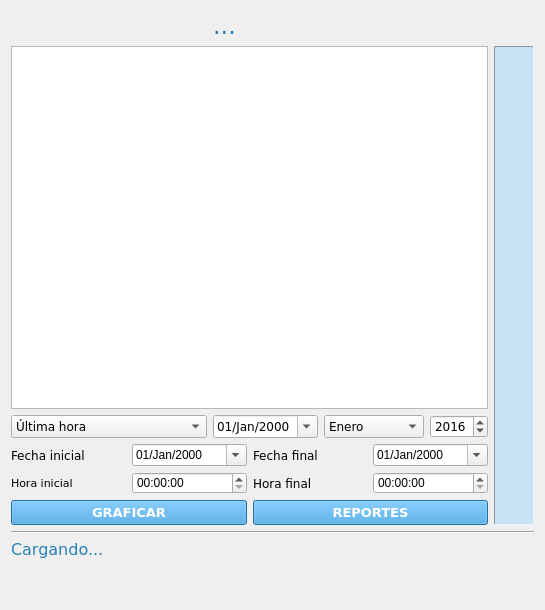
Before: the Qt Designer form ventana_historial.ui in RiaJ16/H-Tech_SIG, drawn with Qt 5.
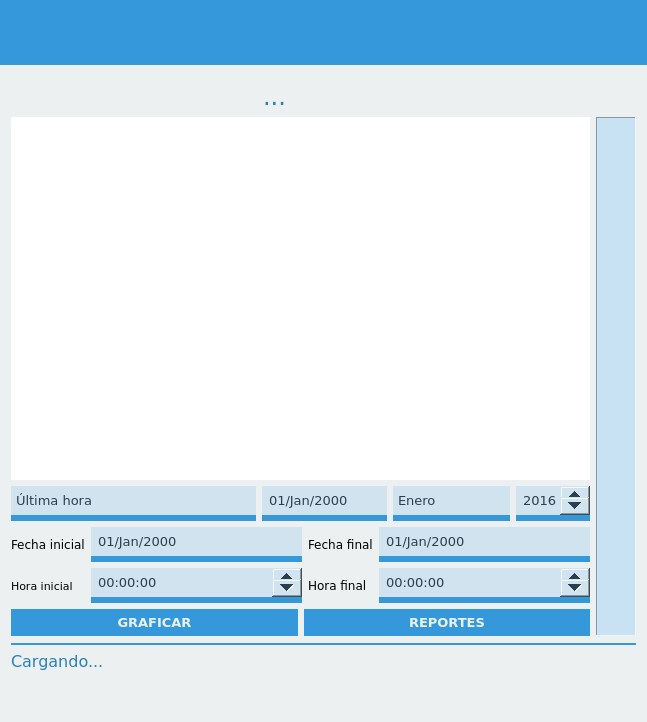
After: the same form once the commit is applied. Icons and pictures are not drawn.

Diff of the .ui file:
```diff
--- a/ventana_historial.ui
+++ b/ventana_historial.ui
@@ -6,8 +6,8 @@
    <rect>
     <x>0</x>
     <y>0</y>
-    <width>545</width>
-    <height>610</height>
+    <width>647</width>
+    <height>722</height>
    </rect>
   </property>
   <property name="baseSize">
@@ -24,17 +24,319 @@
     <normaloff>:/sigrdap/icons/historial.png</normaloff>:/sigrdap/icons/historial.png</iconset>
   </property>
   <property name="styleSheet">
-   <string notr="true">QPushButton:enabled{
-background-color: #3498db;
-color: rgb(255, 255, 255);
+   <string notr="true">QWidget#Registros{
+	background-color: #ecf0f1;
+}
+
+QPushButton:enabled{
+	color: #ecf0f1;
+	background-color: #3498db;
+	padding: 5px;
+	border: none;
 }
 
 QPushButton:disabled{
-background-color: #adc1ce;
-color: rgb(255, 255, 255);
-}</string>
+	color: #ecf0f1;
+	background-color: #bdc3c7;
+	padding: 5px;
+	border: none;
+}
+
+QPushButton:hover{
+	padding: 5px;
+	color: white;
+	background-color: #2980b9;
+}
+
+QComboBox, QDateEdit, QAbstractSpinBox{
+	color: #2c3e50;
+	background-color: #d1e3ee;
+	subcontrol-origin: padding;
+	subcontrol-position: top right;
+	border: none;
+	border-bottom: 6px solid #3498db;
+	padding-left: 5px;
+}
+
+QComboBox:down-arrow, QDateEdit:down-arrow, QAbstractSpinBox:down-button{
+	image: url(:General/icons/downarrow-a.png);
+	width: 18px;
+	height: 18px;
+}
+
+QAbstractSpinBox:down-button{
+		padding-right: 12px;
+}
+
+QComboBox:down-arrow:hover, QDateEdit:down-arrow:hover, QAbstractSpinBox:down-button:hover{
+	image: url(:General/icons/downarrow.png);
+	width: 18px;
+	height: 18px;
+}
+
+QAbstractSpinBox:up-button{
+	image: url(:General/icons/uparrow-a.png);
+	width: 18px;
+	height: 18px;
+	padding-right: 12px;
+}
+
+QAbstractSpinBox:up-button:hover{
+	image: url(:General/icons/uparrow.png);
+	width: 18px;
+	height: 18px;
+}
+
+QComboBox:drop-down, QDateEdit:drop-down, QAbstractSpinBox:drop-down{
+	 subcontrol-origin: padding;
+	 subcontrol-position: top right;
+	 width: 30px;
+	 color: white;
+	 border-left-width: 0px;
+	 border-left-color: darkgray;
+	 border-left-style: solid; /* just a single line */
+	 border-top-right-radius: 3px; /* same radius as the QComboBox */
+	 border-bottom-right-radius: 3px;
+	 padding-right: 5px;
+ }
+
+QComboBox:enabled, QDateEdit:enabled, QAbstractSpinBox:enabled{
+	background-color: #d1e3ee;
+}
+
+QComboBox:disabled, QDateEdit:disabled, QAbstractSpinBox:disabled{
+	color: #7f8c8d;
+	background-color: #bdc3c7;
+	border-bottom: 6px solid #95a5a6;
+}
+
+QComboBox:down-arrow:disabled, QDateEdit:down-arrow:disabled, QAbstractSpinBox:down-arrow:disabled{
+     image: url(:General/icons/downarrow-a-i.png);
+     width: 20px;
+     height: 20px;
+}
+
+QComboBox:hover, QDateEdit:hover, QAbstractSpinBox:hover{
+	color: white;
+	background-color: #2980b9;
+}
+
+QListView{
+	color: #2c3e50;
+	background-color: #ecf0f1;
+	selection-color: #2c3e50;
+	selection-background-color: #d1e3ee;
+	border: none;
+}
+
+QScrollBar:vertical {
+	border-radius: 100px;
+	background: #ecf0f1;
+	width: 5px;
+	margin: 0px 0 0px 0;
+}
+
+QScrollBar::handle:vertical{
+	background: #3498db;
+	min-height: 20px;
+}
+
+QScrollBar::add-line:vertical{
+	width: 0;
+}
+
+QScrollBar::sub-line:vertical{
+	width: 0;
+}
+
+QScrollBar::up-arrow:vertical, QScrollBar::down-arrow:vertical{
+	border: 2px solid grey;
+	width: 3px;
+	height: 3px;
+	background: white;
+}
+
+QScrollBar::add-page:vertical, QScrollBar::sub-page:vertical {
+	background: none;
+}
+</string>
   </property>
   <layout class="QVBoxLayout" name="verticalLayout_3">
+   <property name="leftMargin">
+    <number>0</number>
+   </property>
+   <property name="topMargin">
+    <number>0</number>
+   </property>
+   <property name="rightMargin">
+    <number>0</number>
+   </property>
+   <property name="bottomMargin">
+    <number>0</number>
+   </property>
+   <item>
+    <widget class="QFrame" name="kraken">
+     <property name="sizePolicy">
+      <sizepolicy hsizetype="Preferred" vsizetype="Fixed">
+       <horstretch>0</horstretch>
+       <verstretch>0</verstretch>
+      </sizepolicy>
+     </property>
+     <property name="minimumSize">
+      <size>
+       <width>0</width>
+       <height>65</height>
+      </size>
+     </property>
+     <property name="styleSheet">
+      <string notr="true">background-color: #3498db;</string>
+     </property>
+     <property name="frameShape">
+      <enum>QFrame::NoFrame</enum>
+     </property>
+     <property name="frameShadow">
+      <enum>QFrame::Raised</enum>
+     </property>
+     <layout class="QHBoxLayout" name="horizontalLayout_10">
+      <property name="spacing">
+       <number>0</number>
+      </property>
+      <property name="leftMargin">
+       <number>0</number>
+      </property>
+      <property name="topMargin">
+       <number>0</number>
+      </property>
+      <property name="rightMargin">
+       <number>0</number>
+      </property>
+      <property name="bottomMargin">
+       <number>0</number>
+      </property>
+      <item>
+       <widget class="QLabel" name="logo">
+        <property name="styleSheet">
+         <string notr="true"/>
+        </property>
+        <property name="text">
+         <string/>
+        </property>
+        <property name="pixmap">
+         <pixmap>:/Varios/icons/logosig2-i.png</pixmap>
+        </property>
+       </widget>
+      </item>
+      <item>
+       <spacer name="horizontalSpacer_2">
+        <property name="orientation">
+         <enum>Qt::Horizontal</enum>
+        </property>
+        <property name="sizeHint" stdset="0">
+         <size>
+          <width>40</width>
+          <height>20</height>
+         </size>
+        </property>
+       </spacer>
+      </item>
+      <item>
+       <layout class="QVBoxLayout" name="verticalLayout_7">
+        <property name="spacing">
+         <number>0</number>
+        </property>
+        <item>
+         <widget class="QPushButton" name="botonCerrar">
+          <property name="sizePolicy">
+           <sizepolicy hsizetype="Fixed" vsizetype="Fixed">
+            <horstretch>0</horstretch>
+            <verstretch>0</verstretch>
+           </sizepolicy>
+          </property>
+          <property name="minimumSize">
+           <size>
+            <width>50</width>
+            <height>50</height>
+           </size>
+          </property>
+          <property name="maximumSize">
+           <size>
+            <width>50</width>
+            <height>50</height>
+           </size>
+          </property>
+          <property name="focusPolicy">
+           <enum>Qt::NoFocus</enum>
+          </property>
+          <property name="styleSheet">
+           <string notr="true">:enabled{
+	color: black;
+	border: none;
+	padding: 5px;
+}
+
+:disabled{
+	color: black;
+}
+
+:pressed{
+	background-color: black;
+}
+
+:hover{
+	background-color: #e74c3c;
+	border: none;
+}</string>
+          </property>
+          <property name="text">
+           <string/>
+          </property>
+          <property name="icon">
+           <iconset>
+            <normaloff>:/General/icons/closeicon-d.png</normaloff>:/General/icons/closeicon-d.png</iconset>
+          </property>
+          <property name="iconSize">
+           <size>
+            <width>24</width>
+            <height>24</height>
+           </size>
+          </property>
+          <property name="flat">
+           <bool>false</bool>
+          </property>
+         </widget>
+        </item>
+        <item>
+         <spacer name="verticalSpacer_7">
+          <property name="orientation">
+           <enum>Qt::Vertical</enum>
+          </property>
+          <property name="sizeHint" stdset="0">
+           <size>
+            <width>20</width>
+            <height>10</height>
+           </size>
+          </property>
+         </spacer>
+        </item>
+       </layout>
+      </item>
+     </layout>
+    </widget>
+   </item>
+   <item>
+    <layout class="QVBoxLayout" name="verticalLayout_4">
+     <property name="leftMargin">
+      <number>11</number>
+     </property>
+     <property name="topMargin">
+      <number>11</number>
+     </property>
+     <property name="rightMargin">
+      <number>11</number>
+     </property>
+     <property name="bottomMargin">
+      <number>11</number>
+     </property>
    <item>
     <layout class="QHBoxLayout" name="horizontalLayout_2">
      <item>
@@ -195,10 +497,11 @@
           </size>
          </property>
          <property name="styleSheet">
-          <string notr="true">selection-color: #FFFFFF;
+            <string notr="true">color: #34495e;
+selection-color: #ecf0f1;
 selection-background-color: #5bade4;
 alternate-background-color: #ddf1ff;
-</string>
+border: none;</string>
          </property>
          <property name="horizontalScrollBarPolicy">
           <enum>Qt::ScrollBarAlwaysOff</enum>
@@ -244,10 +547,19 @@
         <layout class="QHBoxLayout" name="horizontalLayout_9">
          <item>
           <widget class="QComboBox" name="seleccionarPeriodo">
+             <property name="minimumSize">
+              <size>
+               <width>0</width>
+               <height>35</height>
+              </size>
+             </property>
            <property name="font">
             <font>
              <family>Verdana</family>
-             <pointsize>9</pointsize>
+               <pointsize>10</pointsize>
+               <weight>50</weight>
+               <bold>false</bold>
+               <kerning>true</kerning>
             </font>
            </property>
            <item>
@@ -276,10 +588,18 @@
           <layout class="QHBoxLayout" name="horizontalLayout_8">
            <item>
             <widget class="QDateEdit" name="day">
+               <property name="minimumSize">
+                <size>
+                 <width>0</width>
+                 <height>35</height>
+                </size>
+               </property>
              <property name="font">
               <font>
                <family>Verdana</family>
-               <pointsize>9</pointsize>
+                 <pointsize>10</pointsize>
+                 <weight>50</weight>
+                 <bold>false</bold>
               </font>
              </property>
              <property name="displayFormat">
@@ -295,10 +615,16 @@
              <property name="enabled">
               <bool>true</bool>
              </property>
+               <property name="minimumSize">
+                <size>
+                 <width>0</width>
+                 <height>35</height>
+                </size>
+               </property>
              <property name="font">
               <font>
                <family>Verdana</family>
-               <pointsize>9</pointsize>
+                 <pointsize>10</pointsize>
               </font>
              </property>
              <item>
@@ -368,10 +694,16 @@
              <property name="enabled">
               <bool>true</bool>
              </property>
+               <property name="minimumSize">
+                <size>
+                 <width>0</width>
+                 <height>35</height>
+                </size>
+               </property>
              <property name="font">
               <font>
                <family>Verdana</family>
-               <pointsize>9</pointsize>
+                 <pointsize>10</pointsize>
               </font>
              </property>
              <property name="minimum">
@@ -393,7 +725,9 @@
         </layout>
        </item>
        <item>
-        <layout class="QHBoxLayout" name="horizontalLayout_7">
+          <layout class="QHBoxLayout" name="horizontalLayout_11">
+           <item>
+            <layout class="QVBoxLayout" name="verticalLayout_8">
          <item>
           <widget class="QLabel" name="labelFechaInicial">
            <property name="font">
@@ -407,76 +741,6 @@
           </widget>
          </item>
          <item>
-          <widget class="QDateEdit" name="fechaInicial">
-           <property name="enabled">
-            <bool>true</bool>
-           </property>
-           <property name="font">
-            <font>
-             <pointsize>9</pointsize>
-            </font>
-           </property>
-           <property name="frame">
-            <bool>true</bool>
-           </property>
-           <property name="keyboardTracking">
-            <bool>false</bool>
-           </property>
-           <property name="displayFormat">
-            <string>dd/MMM/yyyy</string>
-           </property>
-           <property name="calendarPopup">
-            <bool>true</bool>
-           </property>
-          </widget>
-         </item>
-         <item>
-          <widget class="QLabel" name="labelFechaFinal">
-           <property name="font">
-            <font>
-             <family>Verdana</family>
-            </font>
-           </property>
-           <property name="text">
-            <string>Fecha final</string>
-           </property>
-          </widget>
-         </item>
-         <item>
-          <widget class="QDateEdit" name="fechaFinal">
-           <property name="enabled">
-            <bool>true</bool>
-           </property>
-           <property name="font">
-            <font>
-             <pointsize>9</pointsize>
-            </font>
-           </property>
-           <property name="frame">
-            <bool>true</bool>
-           </property>
-           <property name="readOnly">
-            <bool>false</bool>
-           </property>
-           <property name="keyboardTracking">
-            <bool>false</bool>
-           </property>
-           <property name="displayFormat">
-            <string>dd/MMM/yyyy</string>
-           </property>
-           <property name="calendarPopup">
-            <bool>true</bool>
-           </property>
-           <property name="timeSpec">
-            <enum>Qt::LocalTime</enum>
-           </property>
-          </widget>
-         </item>
-        </layout>
-       </item>
-       <item>
-        <layout class="QHBoxLayout" name="horizontalLayout_6">
-         <item>
           <widget class="QLabel" name="labelHoraInicial">
            <property name="font">
             <font>
@@ -489,14 +753,64 @@
            </property>
           </widget>
          </item>
+            </layout>
+           </item>
+           <item>
+            <layout class="QVBoxLayout" name="verticalLayout_9">
+             <item>
+              <widget class="QDateEdit" name="fechaInicial">
+               <property name="enabled">
+                <bool>true</bool>
+               </property>
+               <property name="sizePolicy">
+                <sizepolicy hsizetype="Expanding" vsizetype="Fixed">
+                 <horstretch>0</horstretch>
+                 <verstretch>0</verstretch>
+                </sizepolicy>
+               </property>
+               <property name="minimumSize">
+                <size>
+                 <width>150</width>
+                 <height>35</height>
+                </size>
+               </property>
+               <property name="font">
+                <font>
+                 <family>Verdana</family>
+                 <pointsize>10</pointsize>
+                 <weight>50</weight>
+                 <bold>false</bold>
+                </font>
+               </property>
+               <property name="frame">
+                <bool>true</bool>
+               </property>
+               <property name="keyboardTracking">
+                <bool>false</bool>
+               </property>
+               <property name="displayFormat">
+                <string>dd/MMM/yyyy</string>
+               </property>
+               <property name="calendarPopup">
+                <bool>true</bool>
+               </property>
+              </widget>
+             </item>
          <item>
           <widget class="QTimeEdit" name="horaInicial">
            <property name="enabled">
             <bool>true</bool>
            </property>
+               <property name="minimumSize">
+                <size>
+                 <width>150</width>
+                 <height>35</height>
+                </size>
+               </property>
            <property name="font">
             <font>
-             <pointsize>9</pointsize>
+                 <family>Verdana</family>
+                 <pointsize>10</pointsize>
             </font>
            </property>
            <property name="displayFormat">
@@ -514,6 +828,22 @@
            </property>
           </widget>
          </item>
+            </layout>
+           </item>
+           <item>
+            <layout class="QVBoxLayout" name="verticalLayout_10">
+             <item>
+              <widget class="QLabel" name="labelFechaFinal">
+               <property name="font">
+                <font>
+                 <family>Verdana</family>
+                </font>
+               </property>
+               <property name="text">
+                <string>Fecha final</string>
+               </property>
+              </widget>
+             </item>
          <item>
           <widget class="QLabel" name="labelHoraFinal">
            <property name="font">
@@ -526,20 +856,76 @@
            </property>
           </widget>
          </item>
+            </layout>
+           </item>
+           <item>
+            <layout class="QVBoxLayout" name="verticalLayout_11">
+             <item>
+              <widget class="QDateEdit" name="fechaFinal">
+               <property name="enabled">
+                <bool>true</bool>
+               </property>
+               <property name="sizePolicy">
+                <sizepolicy hsizetype="MinimumExpanding" vsizetype="Fixed">
+                 <horstretch>0</horstretch>
+                 <verstretch>0</verstretch>
+                </sizepolicy>
+               </property>
+               <property name="minimumSize">
+                <size>
+                 <width>150</width>
+                 <height>35</height>
+                </size>
+               </property>
+               <property name="font">
+                <font>
+                 <family>Verdana</family>
+                 <pointsize>10</pointsize>
+                </font>
+               </property>
+               <property name="frame">
+                <bool>true</bool>
+               </property>
+               <property name="readOnly">
+                <bool>false</bool>
+               </property>
+               <property name="keyboardTracking">
+                <bool>false</bool>
+               </property>
+               <property name="displayFormat">
+                <string>dd/MMM/yyyy</string>
+               </property>
+               <property name="calendarPopup">
+                <bool>true</bool>
+               </property>
+               <property name="timeSpec">
+                <enum>Qt::LocalTime</enum>
+               </property>
+              </widget>
+             </item>
          <item>
           <widget class="QTimeEdit" name="horaFinal">
            <property name="enabled">
             <bool>true</bool>
            </property>
+               <property name="minimumSize">
+                <size>
+                 <width>150</width>
+                 <height>35</height>
+                </size>
+               </property>
            <property name="font">
             <font>
-             <pointsize>9</pointsize>
+                 <family>Verdana</family>
+                 <pointsize>10</pointsize>
             </font>
            </property>
            <property name="displayFormat">
             <string>HH:mm:ss</string>
            </property>
           </widget>
+             </item>
+            </layout>
          </item>
         </layout>
        </item>
@@ -635,6 +1021,21 @@
    </item>
    <item>
     <widget class="Line" name="line">
+       <property name="minimumSize">
+        <size>
+         <width>0</width>
+         <height>4</height>
+        </size>
+       </property>
+       <property name="styleSheet">
+        <string notr="true">color: #3498db;</string>
+       </property>
+       <property name="frameShadow">
+        <enum>QFrame::Plain</enum>
+       </property>
+       <property name="lineWidth">
+        <number>2</number>
+       </property>
      <property name="orientation">
       <enum>Qt::Horizontal</enum>
      </property>
@@ -720,6 +1121,8 @@
         <bool>true</bool>
        </property>
       </widget>
+       </item>
+      </layout>
      </item>
     </layout>
    </item>
```
Lines whose indentation alone changed are shown as unchanged.
